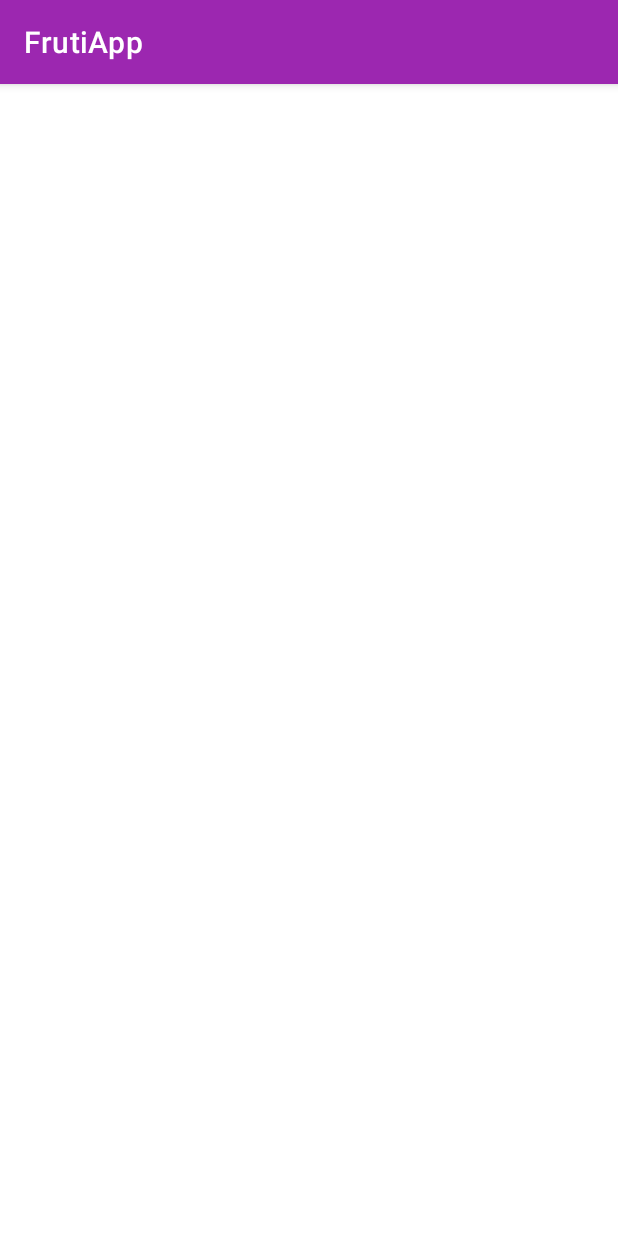
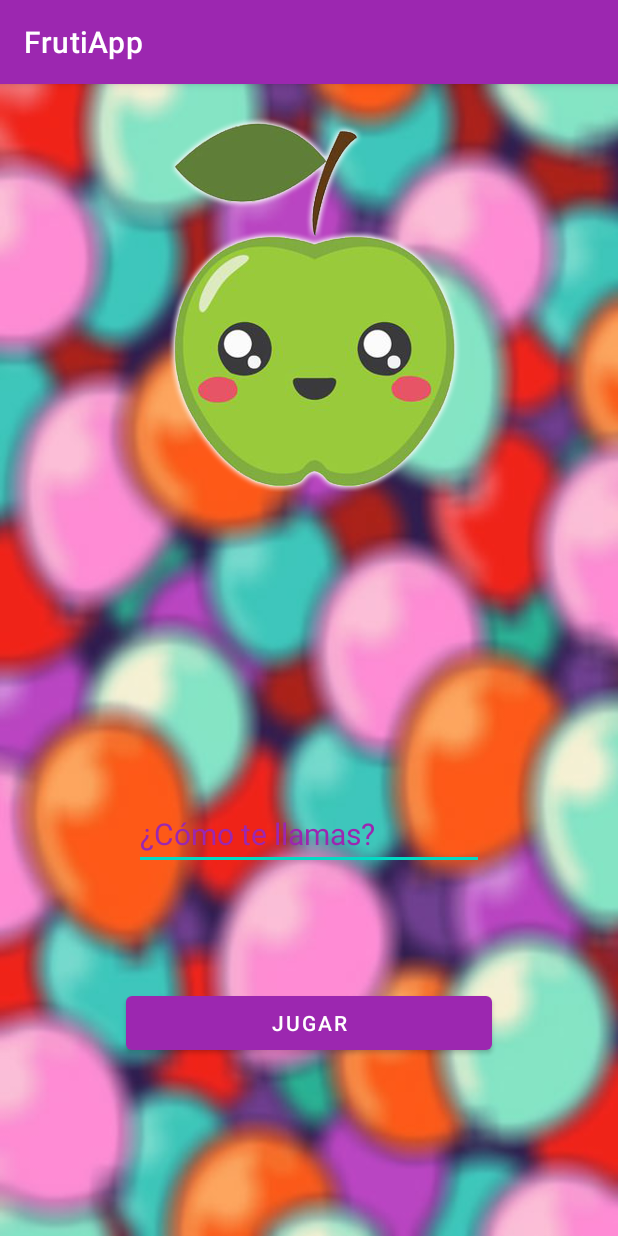
Before and after one commit to Flo-Olivieri/FrutiApp, an Android app: the screen it shows after launch (MainActivity), on a phone screen of 412 x 824 dp. Run offline under Robolectric (Android 15) with nearby library versions, the phone set to English and light mode, and no system bars.

Commit message:
se agrega imagenes, edittext y boton jugar

```diff
--- a/app/src/main/res/layout/activity_main.xml
+++ b/app/src/main/res/layout/activity_main.xml
@@ -1,7 +1,48 @@
 <?xml version="1.0" encoding="utf-8"?>
-<androidx.constraintlayout.widget.ConstraintLayout xmlns:android="http://schemas.android.com/apk/res/android"
+<RelativeLayout xmlns:android="http://schemas.android.com/apk/res/android"
     xmlns:app="http://schemas.android.com/apk/res-auto"
     xmlns:tools="http://schemas.android.com/tools"
     android:layout_width="match_parent"
     android:layout_height="match_parent"
-    tools:context=".MainActivity"/>
+    android:background="@drawable/globos"
+    tools:context=".MainActivity">
+
+
+    <ImageView
+        android:id="@+id/imageView_personaje"
+        android:layout_width="250dp"
+        android:layout_height="250dp"
+        android:layout_alignParentTop="true"
+        android:layout_centerHorizontal="true"
+        android:layout_marginTop="22dp"
+        android:contentDescription="@string/fruta_descripcion"
+        app:srcCompat="@drawable/manzana" />
+
+    <EditText
+        android:id="@+id/txt_nombre"
+        android:layout_width="wrap_content"
+        android:layout_height="wrap_content"
+        android:layout_alignParentBottom="true"
+        android:layout_centerHorizontal="true"
+        android:layout_marginBottom="244dp"
+        android:autofillHints=""
+        android:ems="10"
+        android:hint="@string/et_nombre"
+        android:inputType="textPersonName"
+        android:text="@string/et_nombre"
+        android:textColor="@color/primary"
+        android:textColorHint="@color/primary_dark"
+        android:textSize="20sp" />
+
+    <Button
+        android:id="@+id/button"
+        android:layout_width="244dp"
+        android:layout_height="wrap_content"
+        android:layout_alignParentStart="true"
+        android:layout_alignParentLeft="true"
+        android:layout_alignParentBottom="true"
+        android:layout_marginStart="84dp"
+        android:layout_marginLeft="84dp"
+        android:layout_marginBottom="118dp"
+        android:text="@string/jugar_btn" />
+</RelativeLayout>
--- a/app/src/main/res/values/strings.xml
+++ b/app/src/main/res/values/strings.xml
@@ -1,3 +1,6 @@
 <resources>
     <string name="app_name">FrutiApp</string>
+    <string name="fruta_descripcion">una fruta</string>
+    <string name="et_nombre">¿Cómo te llamas?</string>
+    <string name="jugar_btn">jugar</string>
 </resources>
```
